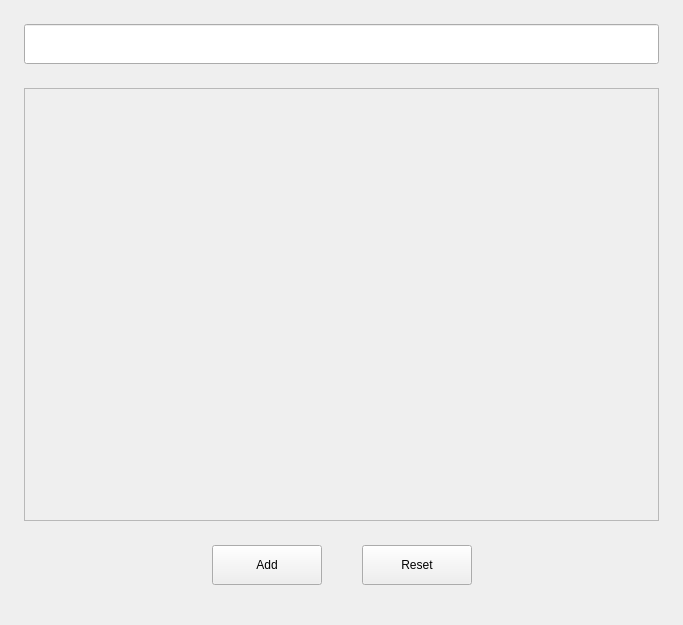
This is plugins/keybinding/src/shortcut.ui in openeuler-mirror/kiran-control-panel as Qt 5 draws it before an edit. The edited form follows.
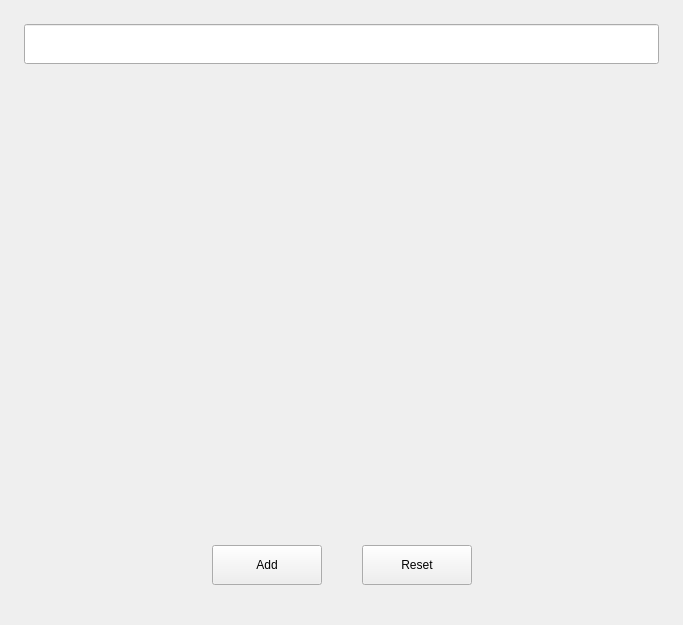
This is the edited form. The open tabs and pages were chosen to show the change. Custom widgets are drawn as their Qt base class.

Diff of the .ui file:
```diff
--- a/plugins/keybinding/src/shortcut.ui
+++ b/plugins/keybinding/src/shortcut.ui
@@ -242,6 +242,9 @@
            </property>
            <item>
             <widget class="QScrollArea" name="scrollArea_2">
+             <property name="frameShape">
+              <enum>QFrame::NoFrame</enum>
+             </property>
              <property name="widgetResizable">
               <bool>true</bool>
              </property>
@@ -250,8 +253,8 @@
                <rect>
                 <x>0</x>
                 <y>0</y>
-                <width>88</width>
-                <height>18</height>
+                <width>635</width>
+                <height>431</height>
                </rect>
               </property>
               <layout class="QVBoxLayout" name="verticalLayout_9">
```
Left out of the diff: 11 changed lines with no effect on the pictures.
